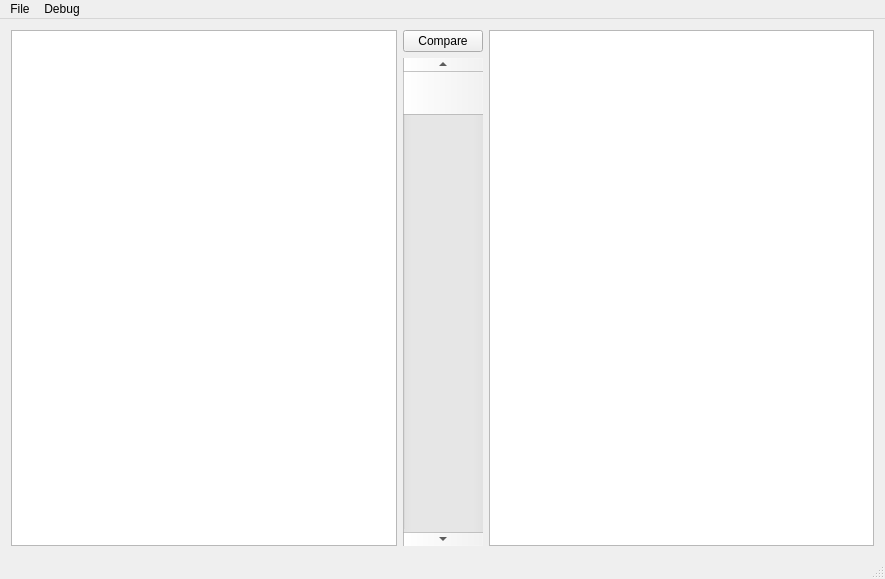
Before: the Qt Designer form mainwindow.ui in kklibo/DifferenceFinder, drawn with Qt 5.
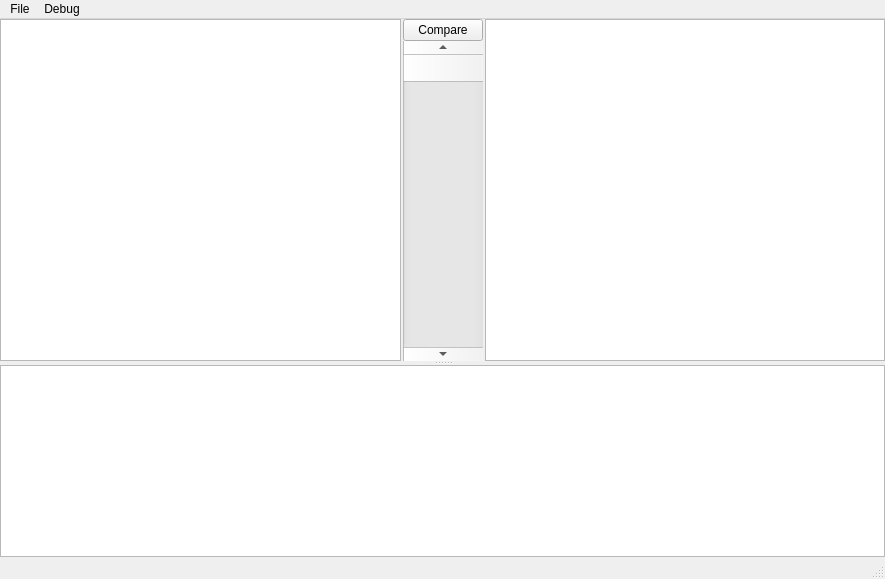
After: the same form once the commit is applied. Custom widgets are drawn as their Qt base class.

```diff
--- a/mainwindow.ui
+++ b/mainwindow.ui
@@ -21,8 +21,60 @@
     </sizepolicy>
    </property>
    <layout class="QGridLayout" name="gridLayout">
+    <property name="leftMargin">
+     <number>0</number>
+    </property>
+    <property name="topMargin">
+     <number>0</number>
+    </property>
+    <property name="rightMargin">
+     <number>0</number>
+    </property>
+    <property name="bottomMargin">
+     <number>0</number>
+    </property>
+    <item row="0" column="0">
+     <widget class="QSplitter" name="logAreaSplitter">
+      <property name="orientation">
+       <enum>Qt::Vertical</enum>
+      </property>
+      <property name="childrenCollapsible">
+       <bool>false</bool>
+      </property>
+      <widget class="QWidget" name="spacerWidget" native="true">
+       <property name="sizePolicy">
+        <sizepolicy hsizetype="Preferred" vsizetype="Preferred">
+         <horstretch>0</horstretch>
+         <verstretch>1</verstretch>
+        </sizepolicy>
+       </property>
+       <property name="baseSize">
+        <size>
+         <width>0</width>
+         <height>0</height>
+        </size>
+       </property>
+       <layout class="QGridLayout" name="gridLayout_2">
+        <property name="leftMargin">
+         <number>0</number>
+        </property>
+        <property name="topMargin">
+         <number>0</number>
+        </property>
+        <property name="rightMargin">
+         <number>0</number>
+        </property>
+        <property name="bottomMargin">
+         <number>0</number>
+        </property>
     <item row="0" column="0">
      <layout class="QHBoxLayout" name="horizontalLayout">
+          <property name="spacing">
+           <number>2</number>
+          </property>
+          <property name="sizeConstraint">
+           <enum>QLayout::SetDefaultConstraint</enum>
+          </property>
       <item>
        <widget class="hexField" name="textEdit_dataSet1">
         <property name="sizePolicy">
@@ -50,6 +102,9 @@
       </item>
       <item>
        <layout class="QVBoxLayout" name="verticalLayout">
+            <property name="spacing">
+             <number>0</number>
+            </property>
         <item>
          <widget class="QPushButton" name="B_Compare">
           <property name="text">
@@ -95,6 +150,24 @@
        </widget>
       </item>
      </layout>
+        </item>
+       </layout>
+      </widget>
+      <widget class="QTextEdit" name="textEdit_log">
+       <property name="sizePolicy">
+        <sizepolicy hsizetype="Expanding" vsizetype="Expanding">
+         <horstretch>0</horstretch>
+         <verstretch>0</verstretch>
+        </sizepolicy>
+       </property>
+       <property name="minimumSize">
+        <size>
+         <width>0</width>
+         <height>25</height>
+        </size>
+       </property>
+      </widget>
+     </widget>
     </item>
    </layout>
   </widget>
```
Lines whose indentation alone changed are shown as unchanged.
